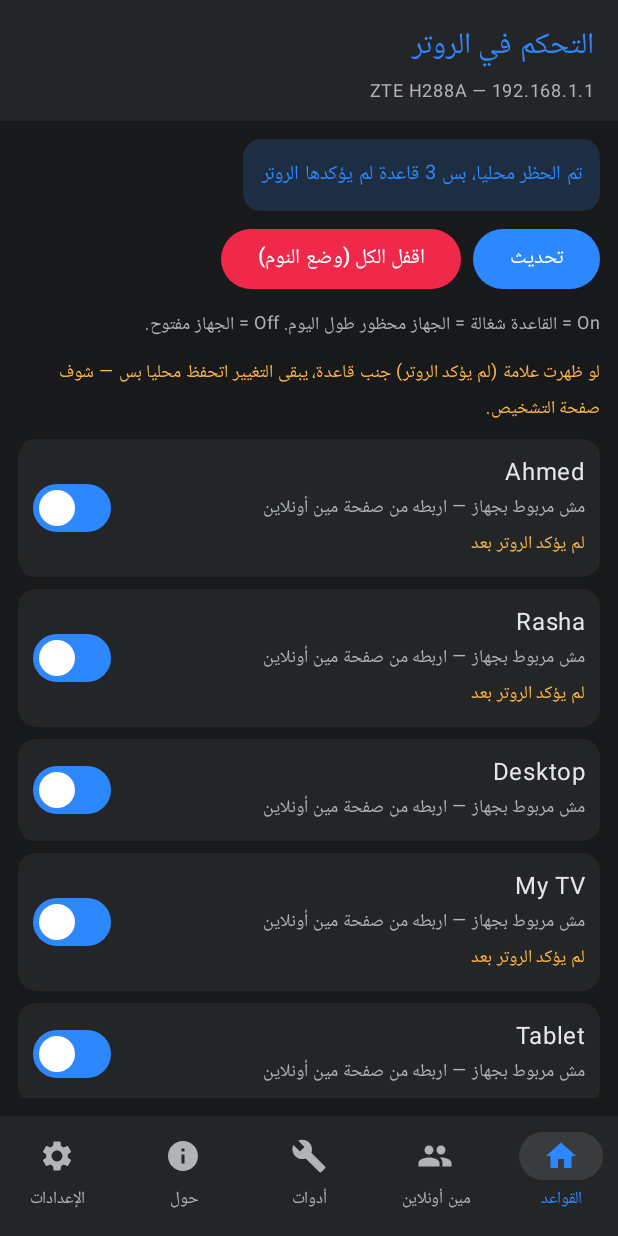
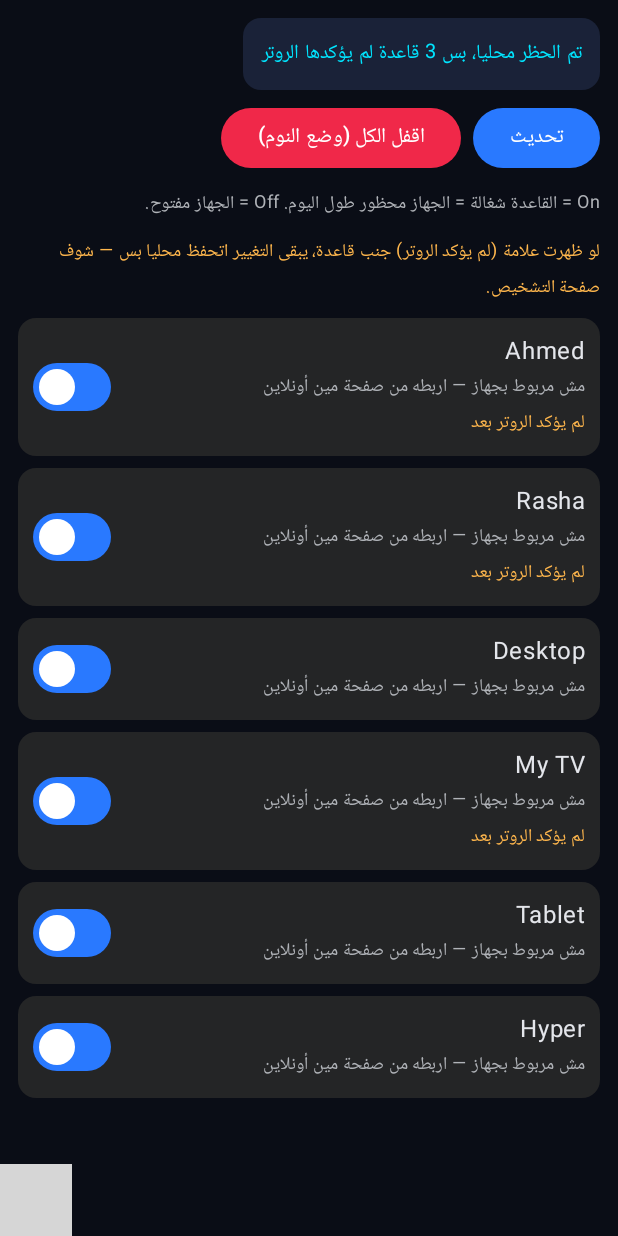
Before and after one commit to kader6000-cmd/RouterControl, an Android app built with Jetpack Compose: the screen it shows after launch (MainActivity), after a tap on "اقفل الكل (وضع النوم)", on a phone screen of 412 x 824 dp. Run offline under Robolectric (Android 15) with nearby library versions, the phone set to English and light mode, and no system bars; 2 statements that could not run were skipped; 1 other tap on this screen came first; grey boxes are pictures that could not be loaded.

Commit message:
RouterControl v1.11.0: add app/src/main/java/com/routercontrol/app/MainActivity.kt

```diff
--- a/app/src/main/java/com/routercontrol/app/MainActivity.kt
+++ b/app/src/main/java/com/routercontrol/app/MainActivity.kt
@@ -5,12 +5,6 @@ import androidx.activity.ComponentActivity
 import androidx.activity.compose.setContent
 import androidx.compose.foundation.background
 import androidx.compose.foundation.layout.*
-import androidx.compose.material.icons.Icons
-import androidx.compose.material.icons.filled.Build
-import androidx.compose.material.icons.filled.Home
-import androidx.compose.material.icons.filled.Info
-import androidx.compose.material.icons.filled.People
-import androidx.compose.material.icons.filled.Settings
 import androidx.compose.material3.*
 import androidx.compose.runtime.*
 import androidx.compose.ui.Alignment
@@ -23,19 +17,19 @@ import androidx.compose.ui.unit.LayoutDirection
 import androidx.compose.ui.unit.dp
 import androidx.compose.ui.unit.sp
 import androidx.lifecycle.viewmodel.compose.viewModel
+import com.routercontrol.app.ui.ModernBottomNavBar
 import com.routercontrol.app.ui.RouterViewModel
 import com.routercontrol.app.ui.Screens
 import kotlinx.coroutines.launch
 
-// Facebook dark-mode theme (v1.9.9): dark gray feed background, darker cards
-// and top bar, Facebook dark blue primary, light text — replaces the light
-// theme (the user does not like the white app). The launcher icon is NOT changed.
-private val FbBlue = Color(0xFF2D88FF)
-private val FbLightBlue = Color(0xFF3A3B3C)
-private val FbBg = Color(0xFF18191A)
-private val FbCard = Color(0xFF242526)
-private val FbText = Color(0xFFE4E6EB)
-private val FbMuted = Color(0xFFB0B3B8)
+// Neon dark theme (v1.11.0): deep navy background, neon cyan/blue accents,
+// light text — replaces the Facebook dark palette. The launcher icon is
+// NOT changed.
+private val FbBlue = Color(0xFF2979FF)
+private val FbBg = Color(0xFF0A0D16)
+private val FbCard = Color(0xFF131929)
+private val FbText = Color(0xFFF4F7FF)
+private val FbMuted = Color(0xFF8E9BB5)
 
 class MainActivity : ComponentActivity() {
     override fun onCreate(savedInstanceState: Bundle?) {
@@ -48,7 +42,7 @@ class MainActivity : ComponentActivity() {
                 MaterialTheme(
                     colorScheme = darkColorScheme(
                         primary = FbBlue,
-                        secondary = FbBlue,
+                        secondary = Color(0xFF00E5FF),
                         background = FbBg,
                         surface = FbCard,
                         onPrimary = Color.White,
@@ -130,66 +124,34 @@ private fun PinScreen(vm: RouterViewModel, onUnlock: () -> Unit) {
 @Composable
 private fun AppShell(vm: RouterViewModel) {
     val state by vm.state.collectAsState()
-    var page by remember { mutableStateOf("rules") }
-    // Facebook-style shell (v1.9.8): white top bar with the blue title,
-    // light gray feed background, and a bottom tab bar with icons.
+    var tab by remember { mutableIntStateOf(0) }
+    // Neon shell (v1.11.0): no top bar — each screen has its own header
+    // (hero card on Rules, ScreenHeader elsewhere) — and a neon bottom nav.
     // Tabs: Rules, Who's Online, Tools (diagnostics inside), About
     // (developer + schedule inside), Settings. The launcher icon is unchanged.
-    val tabs = listOf(
-        Triple("rules", "القواعد", Icons.Filled.Home),
-        Triple("online", "مين أونلاين", Icons.Filled.People),
-        Triple("tools", "أدوات", Icons.Filled.Build),
-        Triple("about", "حول", Icons.Filled.Info),
-        Triple("settings", "الإعدادات", Icons.Filled.Settings)
-    )
     Scaffold(
         containerColor = FbBg,
-        topBar = {
-            Column(
-                Modifier.fillMaxWidth().background(FbCard)
-                    .padding(horizontal = 16.dp).padding(top = 14.dp, bottom = 8.dp)
-            ) {
-                Text("التحكم في الروتر", color = FbBlue, fontSize = 20.sp)
-                Text("ZTE H288A — 192.168.1.1", color = FbMuted, fontSize = 12.sp)
-            }
-        },
         bottomBar = {
-            NavigationBar(containerColor = FbCard) {
-                tabs.forEach { (key, label, icon) ->
-                    NavigationBarItem(
-                        selected = page == key,
-                        onClick = { page = key },
-                        icon = { Icon(icon, contentDescription = label) },
-                        label = { Text(label, fontSize = 11.sp) },
-                        colors = NavigationBarItemDefaults.colors(
-                            selectedIconColor = FbBlue,
-                            selectedTextColor = FbBlue,
-                            unselectedIconColor = FbMuted,
-                            unselectedTextColor = FbMuted,
-                            indicatorColor = FbLightBlue
-                        )
-                    )
-                }
-            }
+            ModernBottomNavBar(selectedIndex = tab, onSelect = { tab = it })
         }
     ) { padding ->
         Column(Modifier.fillMaxSize().padding(padding).padding(12.dp)) {
             if (state.message != null) {
-                Card(colors = CardDefaults.cardColors(containerColor = Color(0xFF1E2E42))) {
+                Card(colors = CardDefaults.cardColors(containerColor = Color(0xFF1A2238))) {
                     Text(
                         state.message ?: "",
-                        color = FbBlue,
+                        color = Color(0xFF00E5FF),
                         fontSize = 13.sp,
                         modifier = Modifier.padding(12.dp)
                     )
                 }
                 Spacer(Modifier.height(8.dp))
             }
-            when (page) {
-                "online" -> Screens.OnlinePage(vm)
-                "tools" -> Screens.ToolsPage(vm)
-                "about" -> Screens.AboutPage(vm)
-                "settings" -> Screens.SettingsPage(vm)
+            when (tab) {
+                1 -> Screens.OnlinePage(vm)
+                2 -> Screens.ToolsPage(vm)
+                3 -> Screens.AboutPage(vm)
+                4 -> Screens.SettingsPage(vm)
                 else -> Screens.RulesPage(vm)
             }
         }
```
